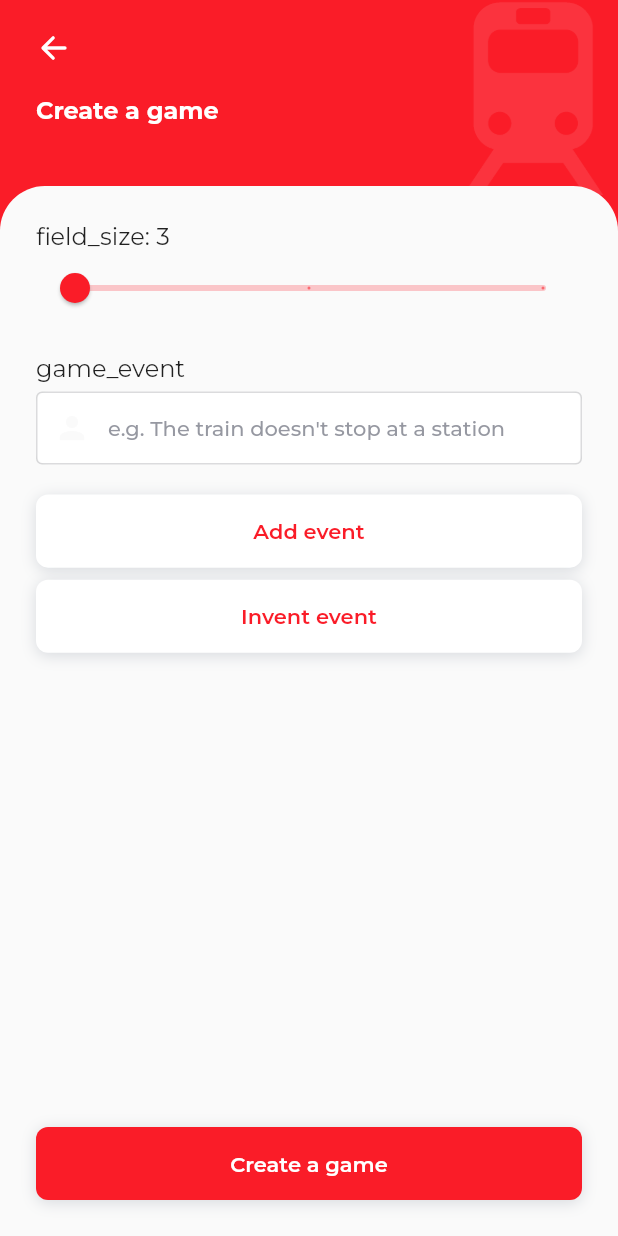
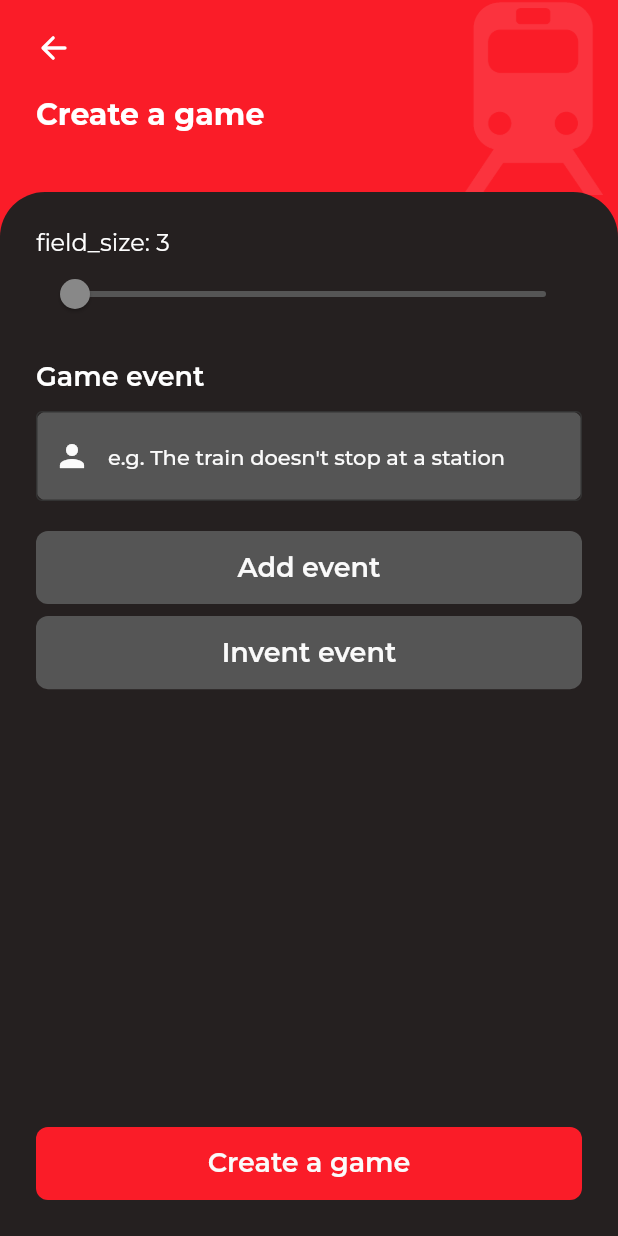
Before and after one commit to iieo/bahn_bingo, a Flutter app: the CreateGameScreen screen opened by its route, on a phone screen of 412 x 824 dp. Run offline on Flutter 3.47's test engine with Material 2 defaults, Android fonts, the phone set to English and light mode, and no system bars; our stand-ins replace another_flushbar, cloud_firestore, dio, event_bus, firebase_core, flutter_mobx and 9 more; missing offline and left inert: xxtea; accounts and stored records are empty; generated files the repository leaves out were written again.

Commit message:
dark mode

```diff
--- a/lib/constants/app_theme.dart
+++ b/lib/constants/app_theme.dart
@@ -85,19 +85,20 @@ class AppThemeData {
   );
 
   static const ColorScheme darkColorScheme = ColorScheme(
-    primary: Color.fromARGB(255, 22, 23, 90),
-    primaryContainer: Color(0xFF1CDEC9),
+    primary: Color(0xFFfa1c28),
+    onPrimary: _white,
+    primaryContainer: Color(0xff888888),
+    secondaryContainer: Color(0xff555555),
+    onSecondaryContainer: _white,
     secondary: Color(0xFF4D1F7C),
-    secondaryContainer: Color(0xFF451B6F),
-    background: Color(0xFF241E30),
-    surface: Color(0xFF1F1929),
-    onBackground: Color(0x0DFFFFFF),
+    onSecondary: _white,
+    background: Color(0xff252020),
+    surface: Color(0xff333333),
+    onSurface: _white,
+    onBackground: _black,
     // White with 0.05 opacity
     error: _darkFillColor,
     onError: _darkFillColor,
-    onPrimary: _darkFillColor,
-    onSecondary: _darkFillColor,
-    onSurface: _darkFillColor,
     brightness: Brightness.dark,
   );
 
@@ -114,10 +115,11 @@ class AppThemeData {
     bodyLarge: GoogleFonts.montserrat(fontWeight: _regular, fontSize: 14.0),
     bodyMedium: GoogleFonts.montserrat(fontWeight: _regular, fontSize: 16.0),
     bodySmall: GoogleFonts.oswald(fontWeight: _semiBold, fontSize: 16.0),
-    titleLarge: GoogleFonts.montserrat(fontWeight: _bold, fontSize: 16.0),
+    titleLarge: GoogleFonts.montserrat(fontWeight: _bold, fontSize: 20.0),
     titleMedium: GoogleFonts.montserrat(fontWeight: _medium, fontSize: 16.0),
     titleSmall: GoogleFonts.montserrat(fontWeight: _medium, fontSize: 14.0),
-    labelLarge: GoogleFonts.montserrat(fontWeight: _semiBold, fontSize: 14.0),
+    labelLarge: GoogleFonts.montserrat(fontWeight: _semiBold, fontSize: 18.0),
+    labelMedium: GoogleFonts.montserrat(fontWeight: _semiBold, fontSize: 14.0),
     labelSmall: GoogleFonts.montserrat(fontWeight: _medium, fontSize: 12.0),
   );
 }
--- a/lib/constants/strings.dart
+++ b/lib/constants/strings.dart
@@ -2,5 +2,5 @@ class Strings {
   Strings._();
 
   //General
-  static const String appName = "Boilerplate Project";
+  static const String appName = "Bahn Bingo";
 }
--- a/lib/core/widgets/button_widget.dart
+++ b/lib/core/widgets/button_widget.dart
@@ -28,28 +28,36 @@ class AppButton extends StatelessWidget {
         height: ScreenUtil().setHeight(48.0),
         decoration: BoxDecoration(
           color: type == ButtonType.PLAIN
-              ? Colors.white
+              ? Theme.of(context).colorScheme.secondaryContainer
               : Theme.of(context).colorScheme.primary,
           borderRadius: BorderRadius.circular(8.0),
-          boxShadow: const [
-            BoxShadow(
-              color: Color.fromRGBO(169, 176, 185, 0.42),
-              spreadRadius: 0,
-              blurRadius: 8.0,
-              offset: Offset(0, 2),
-            )
-          ],
+          boxShadow: _boxShadow(context),
         ),
         child: Center(
           child: Text(text,
               style: Theme.of(context).textTheme.labelLarge?.copyWith(
                     color: type == ButtonType.PLAIN
-                        ? Theme.of(context).colorScheme.primary
-                        : Colors.white,
+                        ? Theme.of(context).colorScheme.onSecondaryContainer
+                        : Theme.of(context).colorScheme.onPrimaryContainer,
                     fontWeight: FontWeight.w600,
                   )),
         ),
       ),
     );
   }
+
+  List<BoxShadow> _boxShadow(BuildContext context) {
+    if (Theme.of(context).brightness == Brightness.light) {
+      return [
+        BoxShadow(
+          color: Colors.black.withOpacity(0.1),
+          spreadRadius: 0,
+          blurRadius: 10,
+          offset: const Offset(0, 5),
+        ),
+      ];
+    } else {
+      return [];
+    }
+  }
 }
--- a/lib/core/widgets/input_widget.dart
+++ b/lib/core/widgets/input_widget.dart
@@ -1,4 +1,5 @@
 import 'package:flutter/material.dart';
+import 'package:flutter/services.dart';
 import 'package:flutter_screenutil/flutter_screenutil.dart';
 
 class InputWidget extends StatelessWidget {
@@ -39,12 +40,12 @@ class InputWidget extends StatelessWidget {
     return Column(
       crossAxisAlignment: CrossAxisAlignment.start,
       children: [
-        Text(topLabel),
-        const SizedBox(height: 5.0),
+        Text(topLabel, style: Theme.of(context).textTheme.labelLarge),
+        const SizedBox(height: 12.0),
         Container(
-          height: ScreenUtil().setHeight(height),
+          //height: ScreenUtil().setHeight(height),
           decoration: BoxDecoration(
-            color: Colors.white,
+            color: Theme.of(context).colorScheme.secondaryContainer,
             borderRadius: BorderRadius.circular(8.0),
           ),
           child: TextFormField(
@@ -53,29 +54,33 @@ class InputWidget extends StatelessWidget {
             focusNode: focusNode,
             onFieldSubmitted: onFieldSubmitted,
             onChanged: onChanged,
-            maxLength: maxLength,
             autofocus: autoFocus,
             textInputAction: inputAction,
             obscureText: isObscure,
+            inputFormatters: [
+              LengthLimitingTextInputFormatter(maxLength),
+            ],
             decoration: InputDecoration(
               prefixIcon: icon == null
                   ? null
-                  : Icon(icon, color: Theme.of(context).colorScheme.onPrimary),
-              enabledBorder: const OutlineInputBorder(
+                  : Icon(icon,
+                      color:
+                          Theme.of(context).colorScheme.onSecondaryContainer),
+              enabledBorder: OutlineInputBorder(
                 borderSide: BorderSide(
-                  color: Color.fromRGBO(74, 77, 84, 0.2),
+                  color: Theme.of(context).colorScheme.surface,
                 ),
               ),
               focusedBorder: OutlineInputBorder(
                 borderSide: BorderSide(
-                  color: Theme.of(context).colorScheme.primary,
+                  color: Theme.of(context).colorScheme.secondaryContainer,
                 ),
               ),
               errorText: errorText,
               hintText: hintText,
-              hintStyle: const TextStyle(
+              hintStyle: TextStyle(
                 fontSize: 14.0,
-                color: Color.fromRGBO(105, 108, 121, 0.7),
+                color: Theme.of(context).colorScheme.onSecondaryContainer,
               ),
             ),
           ),
--- a/lib/presentation/create_game/create_game.dart
+++ b/lib/presentation/create_game/create_game.dart
@@ -250,9 +250,11 @@ class _CreateGameScreenState extends State<CreateGameScreen> {
           min: 3,
           max: 5,
           divisions: 2,
+          thumbColor: Theme.of(context).colorScheme.primaryContainer,
+          activeColor: Theme.of(context).colorScheme.secondaryContainer,
+          inactiveColor: Theme.of(context).colorScheme.secondaryContainer,
           label: AppLocalizations.of(context).translate('field_size') +
-              ": " +
-              _eventsStore.fieldSize.toString(),
+              ": ${_eventsStore.fieldSize.toString()}",
           onChanged: (double value) {
             _eventsStore.setFieldSize(value.toInt());
           },
--- a/lib/presentation/my_app.dart
+++ b/lib/presentation/my_app.dart
@@ -33,7 +33,7 @@ class MyApp extends StatelessWidget {
               title: Strings.appName,
               theme: _themeStore.darkMode
                   ? AppThemeData.darkThemeData
-                  : AppThemeData.lightThemeData,
+                  : AppThemeData.darkThemeData,
               routes: Routes.routes,
               locale: Locale(_languageStore.locale),
               supportedLocales: _languageStore.supportedLanguages
--- a/lib/presentation/welcome/welcome.dart
+++ b/lib/presentation/welcome/welcome.dart
@@ -7,7 +7,7 @@ class WelcomeScreen extends StatelessWidget {
   @override
   Widget build(BuildContext context) {
     return Scaffold(
-      backgroundColor: Theme.of(context).colorScheme.primary,
+      backgroundColor: Theme.of(context).colorScheme.surface,
       body: Column(crossAxisAlignment: CrossAxisAlignment.stretch, children: [
         Expanded(
           flex: 3,
```
Also changed, not shown: assets/lang/en.json (+4 -3 lines), lib/presentation/game_field/components/bingo_grid_item.dart (+6 -16 lines), lib/presentation/game_field/components/event_list_item.dart (+17 -15 lines), lib/presentation/game_field/components/game_field_action_menu.dart (+22 -7 lines), lib/presentation/game_field/game_field.dart (+7 -2 lines), pubspec.yaml (+7 -2 lines), 82 other files.
